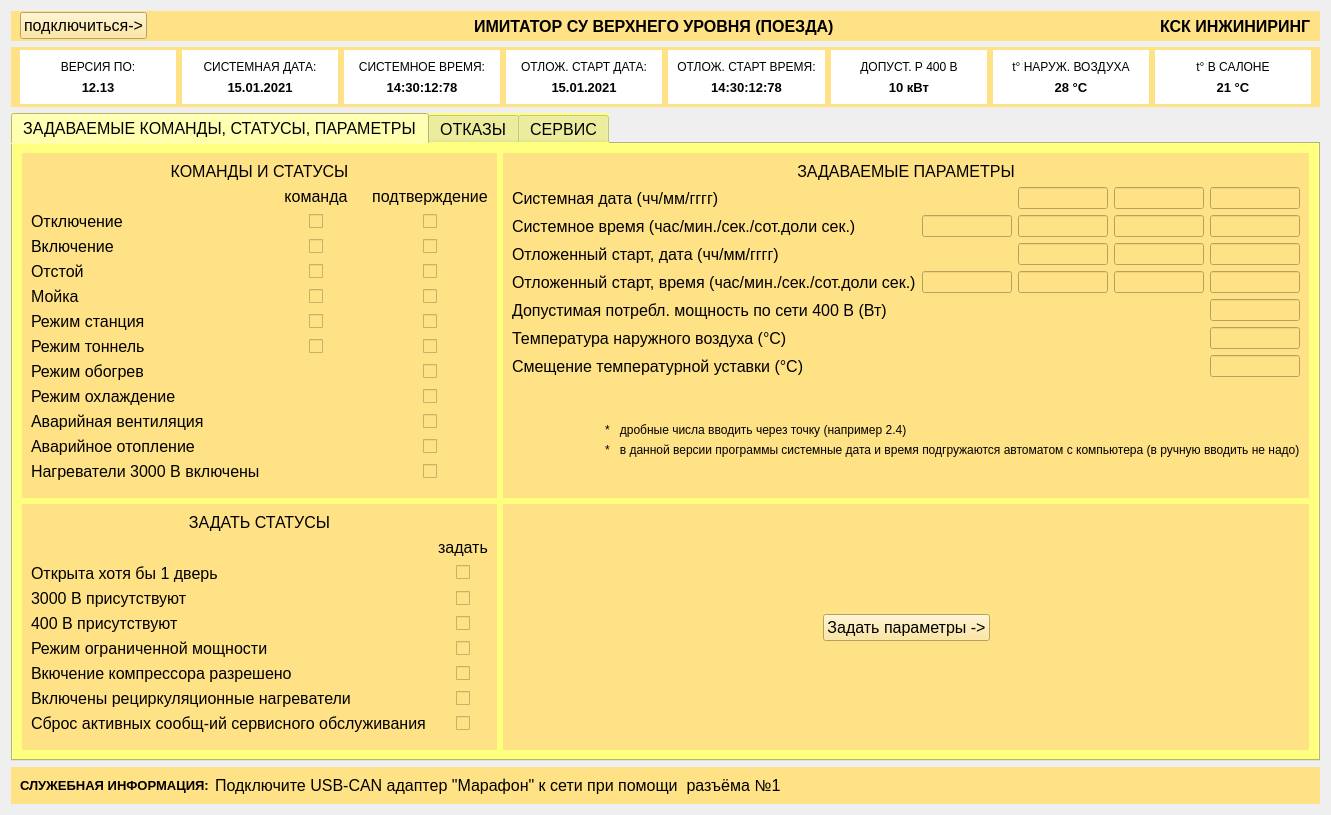
This is train_imitator.ui in victocryl/train_imitator as Qt 5 draws it before an edit. The edited form follows.
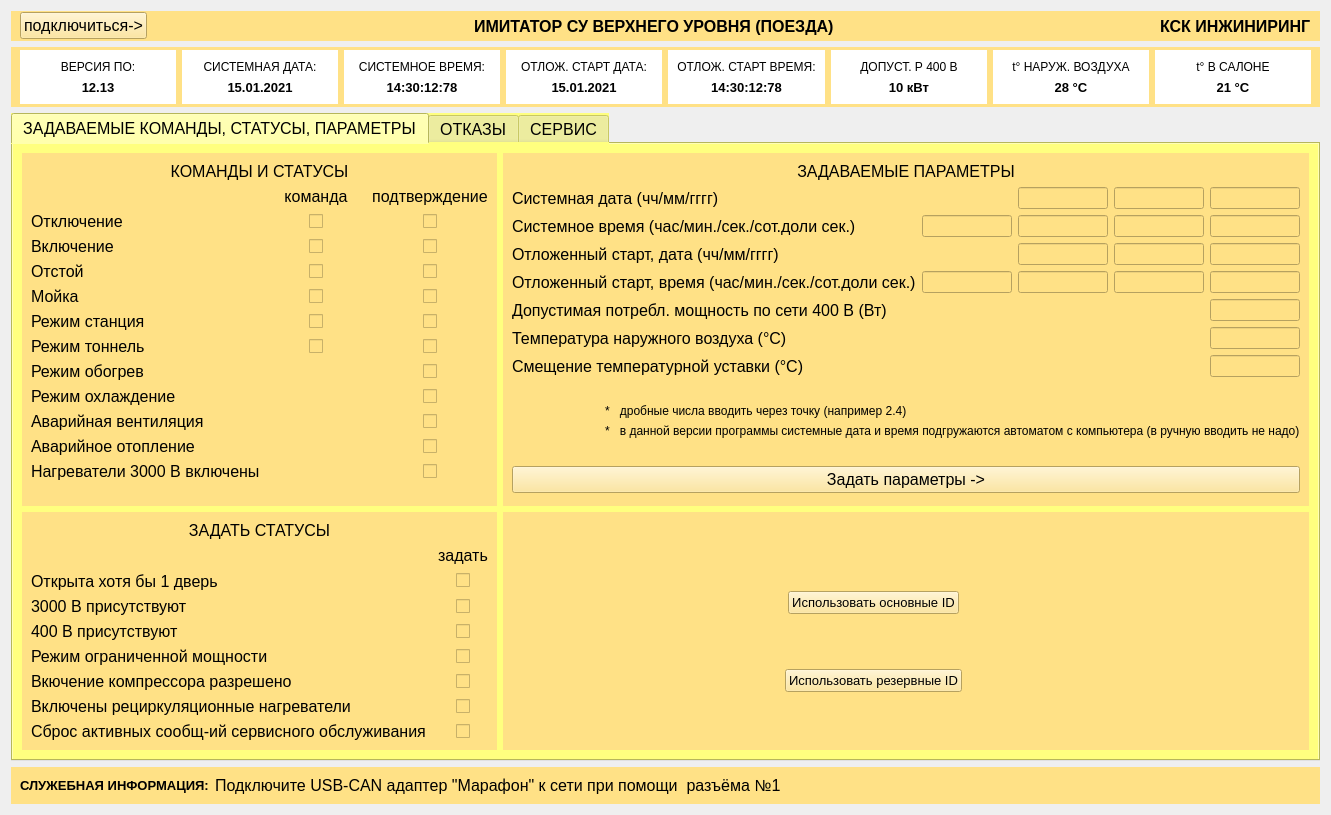
This is the edited form.

Commit message: инициализация кнопок Использовать основные/резервные ID

Patch:
```diff
--- a/train_imitator.ui
+++ b/train_imitator.ui
@@ -607,14 +607,55 @@
                </spacer>
               </item>
               <item>
-               <widget class="QPushButton" name="pushButton">
+               <widget class="QPushButton" name="pushButton_2">
                 <property name="font">
                  <font>
-                  <pointsize>12</pointsize>
+                  <pointsize>10</pointsize>
                  </font>
                 </property>
                 <property name="text">
-                 <string>Задать параметры -&gt;</string>
+                 <string>Использовать основные ID</string>
+                </property>
+               </widget>
+              </item>
+              <item>
+               <spacer name="horizontalSpacer_3">
+                <property name="orientation">
+                 <enum>Qt::Horizontal</enum>
+                </property>
+                <property name="sizeType">
+                 <enum>QSizePolicy::Maximum</enum>
+                </property>
+                <property name="sizeHint" stdset="0">
+                 <size>
+                  <width>40</width>
+                  <height>20</height>
+                 </size>
+                </property>
+               </spacer>
+              </item>
+              <item>
+               <widget class="QWidget" name="widget_6" native="true">
+                <property name="sizePolicy">
+                 <sizepolicy hsizetype="Minimum" vsizetype="Maximum">
+                  <horstretch>0</horstretch>
+                  <verstretch>0</verstretch>
+                 </sizepolicy>
+                </property>
+                <property name="minimumSize">
+                 <size>
+                  <width>20</width>
+                  <height>0</height>
+                 </size>
+                </property>
+                <property name="maximumSize">
+                 <size>
+                  <width>16777215</width>
+                  <height>20</height>
+                 </size>
+                </property>
+                <property name="styleSheet">
+                 <string notr="true"/>
                 </property>
                </widget>
               </item>
@@ -634,17 +675,125 @@
              </layout>
             </item>
             <item>
-             <spacer name="verticalSpacer_6">
-              <property name="orientation">
-               <enum>Qt::Vertical</enum>
+             <widget class="QWidget" name="widget_24" native="true">
+              <property name="sizePolicy">
+               <sizepolicy hsizetype="Expanding" vsizetype="Expanding">
+                <horstretch>0</horstretch>
+                <verstretch>0</verstretch>
+               </sizepolicy>
               </property>
-              <property name="sizeHint" stdset="0">
-               <size>
-                <width>20</width>
-                <height>40</height>
-               </size>
+              <property name="styleSheet">
+               <string notr="true">background-color: rgb(255, 225, 134);</string>
               </property>
-             </spacer>
+              <layout class="QVBoxLayout" name="verticalLayout_22">
+               <item>
+                <spacer name="verticalSpacer_16">
+                 <property name="orientation">
+                  <enum>Qt::Vertical</enum>
+                 </property>
+                 <property name="sizeHint" stdset="0">
+                  <size>
+                   <width>20</width>
+                   <height>40</height>
+                  </size>
+                 </property>
+                </spacer>
+               </item>
+               <item>
+                <layout class="QHBoxLayout" name="horizontalLayout_6">
+                 <item>
+                  <spacer name="horizontalSpacer_8">
+                   <property name="orientation">
+                    <enum>Qt::Horizontal</enum>
+                   </property>
+                   <property name="sizeHint" stdset="0">
+                    <size>
+                     <width>40</width>
+                     <height>20</height>
+                    </size>
+                   </property>
+                  </spacer>
+                 </item>
+                 <item>
+                  <widget class="QPushButton" name="pushButton_3">
+                   <property name="font">
+                    <font>
+                     <pointsize>10</pointsize>
+                    </font>
+                   </property>
+                   <property name="text">
+                    <string>Использовать резервные ID</string>
+                   </property>
+                  </widget>
+                 </item>
+                 <item>
+                  <spacer name="horizontalSpacer_4">
+                   <property name="orientation">
+                    <enum>Qt::Horizontal</enum>
+                   </property>
+                   <property name="sizeType">
+                    <enum>QSizePolicy::Maximum</enum>
+                   </property>
+                   <property name="sizeHint" stdset="0">
+                    <size>
+                     <width>40</width>
+                     <height>20</height>
+                    </size>
+                   </property>
+                  </spacer>
+                 </item>
+                 <item>
+                  <widget class="QWidget" name="widget_25" native="true">
+                   <property name="sizePolicy">
+                    <sizepolicy hsizetype="Minimum" vsizetype="Maximum">
+                     <horstretch>0</horstretch>
+                     <verstretch>0</verstretch>
+                    </sizepolicy>
+                   </property>
+                   <property name="minimumSize">
+                    <size>
+                     <width>20</width>
+                     <height>0</height>
+                    </size>
+                   </property>
+                   <property name="maximumSize">
+                    <size>
+                     <width>16777215</width>
+                     <height>20</height>
+                    </size>
+                   </property>
+                  </widget>
+                 </item>
+                 <item>
+                  <spacer name="horizontalSpacer_10">
+                   <property name="orientation">
+                    <enum>Qt::Horizontal</enum>
+                   </property>
+                   <property name="sizeHint" stdset="0">
+                    <size>
+                     <width>40</width>
+                     <height>20</height>
+                    </size>
+                   </property>
+                  </spacer>
+                 </item>
+                </layout>
+               </item>
+               <item>
+                <spacer name="verticalSpacer_17">
+                 <property name="orientation">
+                  <enum>Qt::Vertical</enum>
+                 </property>
+                 <property name="sizeHint" stdset="0">
+                  <size>
+                   <width>20</width>
+                   <height>40</height>
+                  </size>
+                 </property>
+                </spacer>
+               </item>
+              </layout>
+             </widget>
             </item>
            </layout>
           </widget>
@@ -2828,6 +2977,31 @@
               </property>
              </widget>
             </item>
+            <item>
+             <spacer name="verticalSpacer_15">
+              <property name="orientation">
+               <enum>Qt::Vertical</enum>
+              </property>
+              <property name="sizeHint" stdset="0">
+               <size>
+                <width>20</width>
+                <height>40</height>
+               </size>
+              </property>
+             </spacer>
+            </item>
+            <item>
+             <widget class="QPushButton" name="pushButton">
+              <property name="font">
+               <font>
+                <pointsize>12</pointsize>
+               </font>
+              </property>
+              <property name="text">
+               <string>Задать параметры -&gt;</string>
+              </property>
+             </widget>
+            </item>
             <item>
              <spacer name="verticalSpacer_5">
               <property name="orientation">
```
The commit also changes 1 other file.
